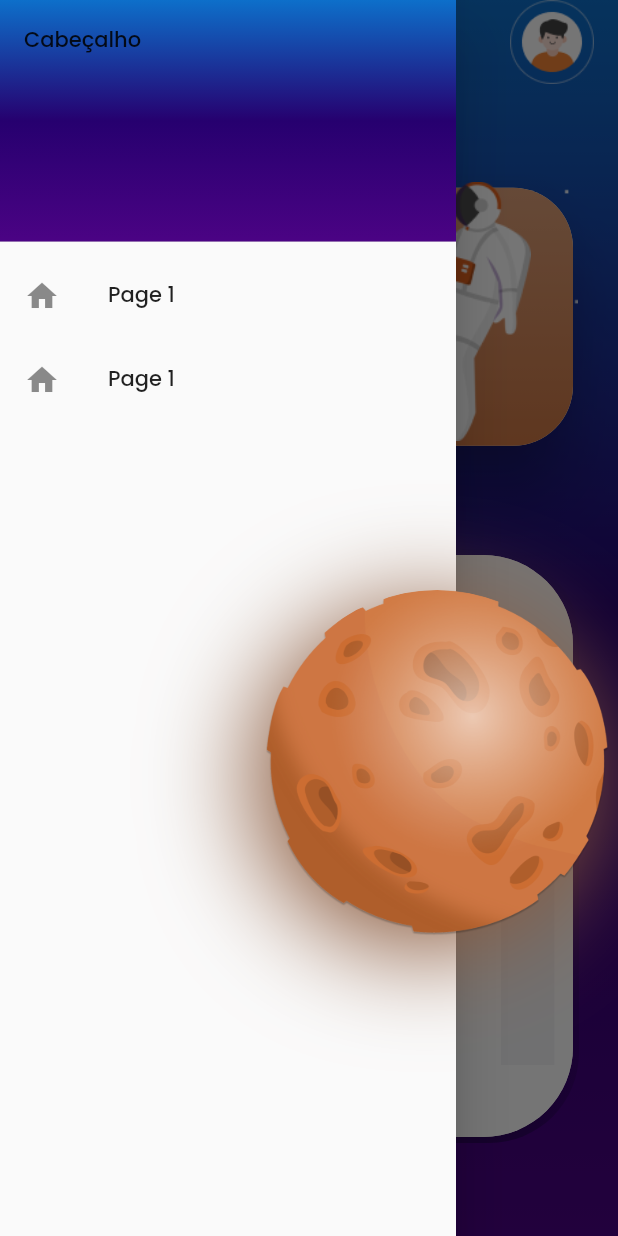
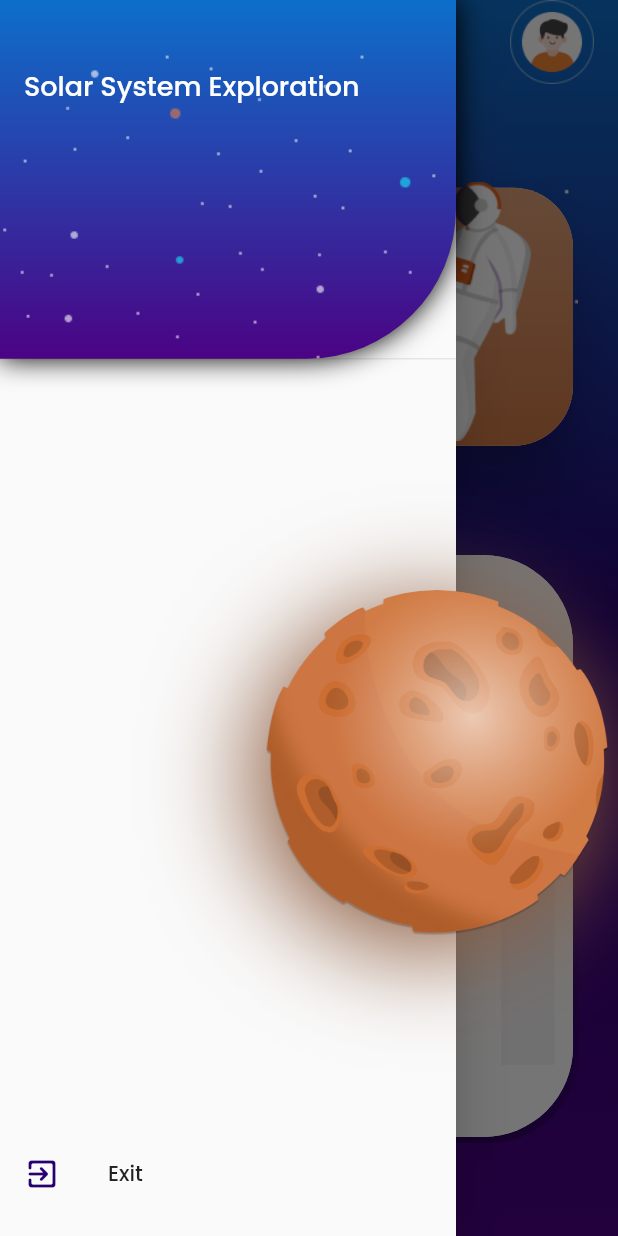
Before and after one commit to joasdev1/solar-system-exploration, a Flutter app: the Home screen opened directly, with the side drawer open, on a phone screen of 412 x 824 dp. Run offline on Flutter 3.47's test engine with Material 2 defaults, Android fonts, the phone set to English and light mode, and no system bars; our stand-ins replace device_preview, shared_preferences; missing offline and left inert: slidable_button; accounts and stored records are empty; statements that could not run were skipped.

Commit message:
update drawer

```diff
--- a/lib/components/navigation_drawer.dart
+++ b/lib/components/navigation_drawer.dart
@@ -1,4 +1,5 @@
 import 'package:flutter/material.dart';
+import 'package:flutter/services.dart';
 import '../utils/colors.dart' as color;
 
 class NavigationDrawer extends StatelessWidget {
@@ -10,37 +11,56 @@ class NavigationDrawer extends StatelessWidget {
       child: ListView(
         padding: EdgeInsets.zero,
         children: [
-          const DrawerHeader(
+          SizedBox(
+            height: MediaQuery.of(context).size.height * 0.30,
+            child: const DrawerHeader(
               decoration: BoxDecoration(
                 gradient: LinearGradient(
                   begin: Alignment.bottomCenter,
                   end: Alignment.topCenter,
                   colors: [
                     color.Colors.purple,
-                  color.Colors.darkBlue,
                     color.Colors.blue,
                   ],
                 ),
+                image: DecorationImage(
+                  fit: BoxFit.cover,
+                  opacity: .6,
+                  image: AssetImage(
+                    'assets/images/others/Stars2.png',
                   ),
-            child: Text('Cabeçalho'),
                 ),
-          ListTile(
+                boxShadow: [BoxShadow(blurRadius: 15)],
+                borderRadius: BorderRadius.only(bottomRight: Radius.circular(100)),
+              ),
+              child: Padding(
+                padding: EdgeInsets.only(top: 28.0),
+                child: Text(
+                  'Solar System Exploration',
+                  style: TextStyle(
+                    fontSize: 18.0,
+                    color: Colors.white,
+                  ),
+                ),
+              ),
+            ),
+          ),
+          SizedBox(
+            height: MediaQuery.of(context).size.height * 0.6,
+          ),
+          Container(
+            height: MediaQuery.of(context).size.height * 0.1,
+            alignment: Alignment.center,
+            child: ListTile(
               leading: const Icon(
-              Icons.home,
+                Icons.exit_to_app_rounded,
+                color: color.Colors.darkBlue,
               ),
-            title: const Text('Page 1'),
+              title: const Text('Exit'),
               onTap: () {
-              Navigator.pop(context);
+                SystemNavigator.pop();
               },
             ),
-          ListTile(
-            leading: const Icon(
-              Icons.home,
-            ),
-            title: const Text('Page 1'),
-            onTap: () {
-              Navigator.pop(context);
-            },
           ),
         ],
       ),
```
Lines whose indentation alone changed are shown as unchanged.
